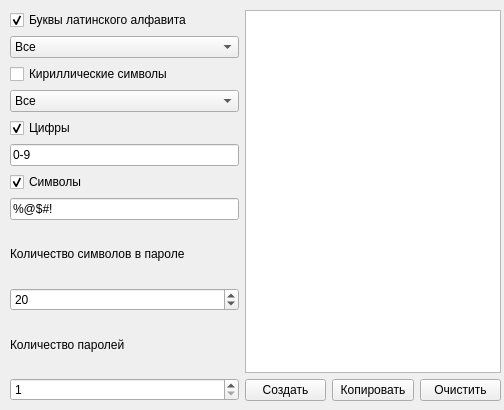
WhiteFunk/Password_Manager, file widget.ui: the form before one commit.
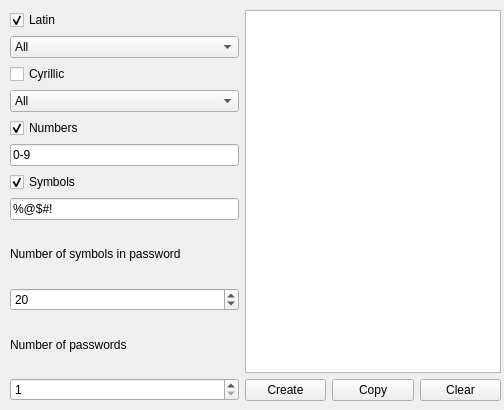
The form after the commit. Icons and pictures are not drawn.

Diff of the .ui file:
```diff
--- a/widget.ui
+++ b/widget.ui
@@ -17,6 +17,9 @@
    <iconset>
     <normaloff>:/images/password.png</normaloff>:/images/password.png</iconset>
   </property>
+  <property name="styleSheet">
+   <string notr="true">font: 11pt &quot;Tw Cen MT Condensed Extra Bold&quot;;</string>
+  </property>
   <widget class="QWidget" name="layoutWidget">
    <property name="geometry">
     <rect>
@@ -34,7 +37,7 @@
         <item>
          <widget class="QCheckBox" name="latinCheck">
           <property name="text">
-           <string>Буквы латинского алфавита</string>
+           <string>Latin</string>
           </property>
           <property name="checked">
            <bool>true</bool>
@@ -48,7 +51,7 @@
           </property>
           <item>
            <property name="text">
-            <string>Все</string>
+            <string>All</string>
            </property>
           </item>
           <item>
@@ -70,7 +73,7 @@
         <item>
          <widget class="QCheckBox" name="ciryllicCheck">
           <property name="text">
-           <string>Кириллические символы</string>
+           <string>Cyrillic</string>
           </property>
           <property name="checked">
            <bool>false</bool>
@@ -79,9 +82,12 @@
         </item>
         <item>
          <widget class="QComboBox" name="ciryllicCombo">
+          <property name="styleSheet">
+           <string notr="true">font: 11pt &quot;Tw Cen MT Condensed Extra Bold&quot;;</string>
+          </property>
           <item>
            <property name="text">
-            <string>Все</string>
+            <string>All</string>
            </property>
           </item>
           <item>
@@ -103,7 +109,7 @@
         <item>
          <widget class="QCheckBox" name="didgitCheck">
           <property name="text">
-           <string>Цифры</string>
+           <string>Numbers</string>
           </property>
           <property name="checked">
            <bool>true</bool>
@@ -124,7 +130,7 @@
         <item>
          <widget class="QCheckBox" name="symbolCheck">
           <property name="text">
-           <string>Символы</string>
+           <string>Symbols</string>
           </property>
           <property name="checked">
            <bool>true</bool>
@@ -145,7 +151,7 @@
         <item>
          <widget class="QLabel" name="label">
           <property name="text">
-           <string>Количество символов в пароле</string>
+           <string>Number of symbols in password</string>
           </property>
          </widget>
         </item>
@@ -166,7 +172,7 @@
         <item>
          <widget class="QLabel" name="label_2">
           <property name="text">
-           <string>Количество паролей</string>
+           <string>Number of passwords</string>
           </property>
          </widget>
         </item>
@@ -195,14 +201,14 @@
          <string notr="true"/>
         </property>
         <property name="text">
-         <string>Создать</string>
+         <string>Create</string>
         </property>
        </widget>
       </item>
       <item row="1" column="2">
        <widget class="QPushButton" name="pushButton_2">
         <property name="text">
-         <string>Очистить</string>
+         <string>Clear</string>
         </property>
        </widget>
       </item>
@@ -212,7 +218,7 @@
       <item row="1" column="1">
        <widget class="QPushButton" name="pushButton_3">
         <property name="text">
-         <string>Копировать</string>
+         <string>Copy</string>
         </property>
        </widget>
       </item>
```
Left out of the diff: 22 changed lines with no effect on the pictures.
